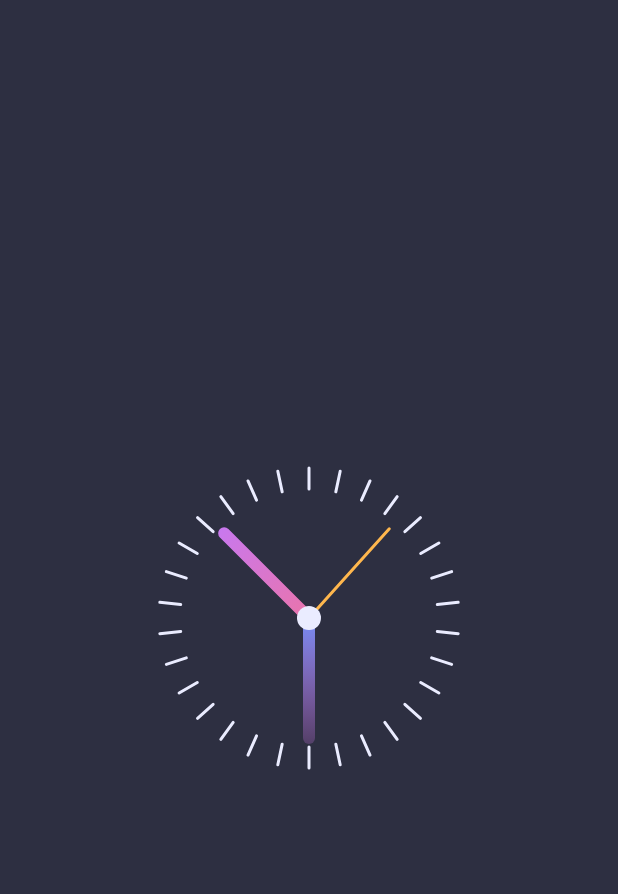
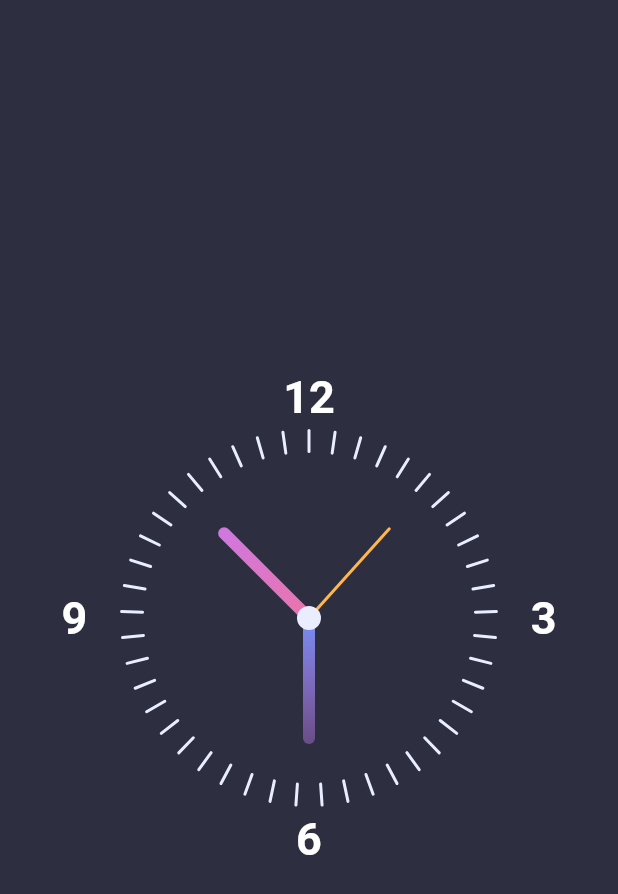
Before and after one commit to ACEKNOXX/flutter_clock_app, a Flutter app: the screen it shows after launch, on a phone screen of 412 x 824 dp. Shown: the top 894 px of the screen. Run offline on Flutter 3.47's test engine with Material 2 defaults, Android fonts, the phone set to English and light mode, and no system bars.

Commit message:
added number to the clock ui

```diff
--- a/lib/screens/clockView.dart
+++ b/lib/screens/clockView.dart
@@ -22,19 +22,23 @@ class _ClockViewState extends State<ClockView> {
     return Container(
 
         // color: Colors.redAccent,
-        child: Column(mainAxisAlignment: MainAxisAlignment.center, children: [
-      //  Center(child: Padding(
-      //   padding: const EdgeInsets.all(8.0),
-      //   child: Text("Clock App",style:TextStyle(color:Colors.white,fontSize:30.0),),
-      // )),
+      child: Column(
+        mainAxisAlignment: MainAxisAlignment.center,
+        children: [
 
           Expanded(
-        child: Row(
-          mainAxisAlignment: MainAxisAlignment.center,
+            child:Container(
+              child:Stack(
                 children: [
-            Container(
-              width: 200.0,
-              height: 200.0,
+                      // Expanded(
+                      //   child:
+                        //  Row(
+                        //   mainAxisAlignment: MainAxisAlignment.center,
+                        //   children: [
+                            Center(
+                              child: Container(
+                                width: 250.0,
+                                height: 250.0,
                                 child: Transform.rotate(
                                   angle: -pi / 2,
                                   child: CustomPaint(
@@ -42,10 +46,56 @@ class _ClockViewState extends State<ClockView> {
                                   ),
                                 ),
                               ),
+                            ),
+                        //   ],
+                        // ),
+                      // ),
+                      Center(
+                        child: Container(
+                          width:330.0,
+                          height:330.0,
+                          // color:Colors.blueAccent,
+                          child:Column(
+                            children: [
+                              Row(
+                                mainAxisAlignment: MainAxisAlignment.center,
+                                children: [
+                                  Text("12",style:TextStyle(color:Colors.white,fontSize:30.0,fontWeight:FontWeight.w600,)),
+                                ],
+                              ),
+                              Expanded(
+                              child: Container(
+                                  child: Row(
+                                    mainAxisAlignment: MainAxisAlignment.spaceBetween,
+                                    children: [
+                                      Text("9",style:TextStyle(color:Colors.white,fontSize:30.0,fontWeight:FontWeight.w600,)),
+                                      Text("3",style:TextStyle(color:Colors.white,fontSize:30.0,fontWeight:FontWeight.w600,)),
                                     ],
                                   ),
                                 ),
-    ]));
+                              ),
+                              Row(
+                                mainAxisAlignment: MainAxisAlignment.center,
+                                children: [
+                                  Text("6",style:TextStyle(color:Colors.white,fontSize:30.0,fontWeight:FontWeight.w600,)),
+                                ],
+                              ),
+                            ],
+                          ),
+                        ),
+                      ),
+
+
+
+
+                ],
+              ),
+            ),
+          )
+
+        ]
+     )
+    );
   }
 }
 
@@ -118,14 +168,18 @@ class ClockPainter extends CustomPainter {
     var outerCircleRadius = radius;
     var innerCircleRadius = radius - 14;
 
-    for (double i = 0; i < 360; i += 12) {
+    for (double i =0; i < 360; i += 8) {
       var x1 = centerX + outerCircleRadius * cos(i * pi / 180);
       var y1 = centerX + outerCircleRadius * sin(i * pi / 180);
 
       var x2 = centerX + innerCircleRadius * cos(i * pi / 180);
       var y2 = centerX + innerCircleRadius * sin(i * pi / 180);
+
+      if(i==270){
+
+      }else{
         canvas.drawLine(Offset(x1, y1), Offset(x2, y2), dashBrush);
-
+      }
 
     }
   }
```
Lines whose indentation alone changed are shown as unchanged.
